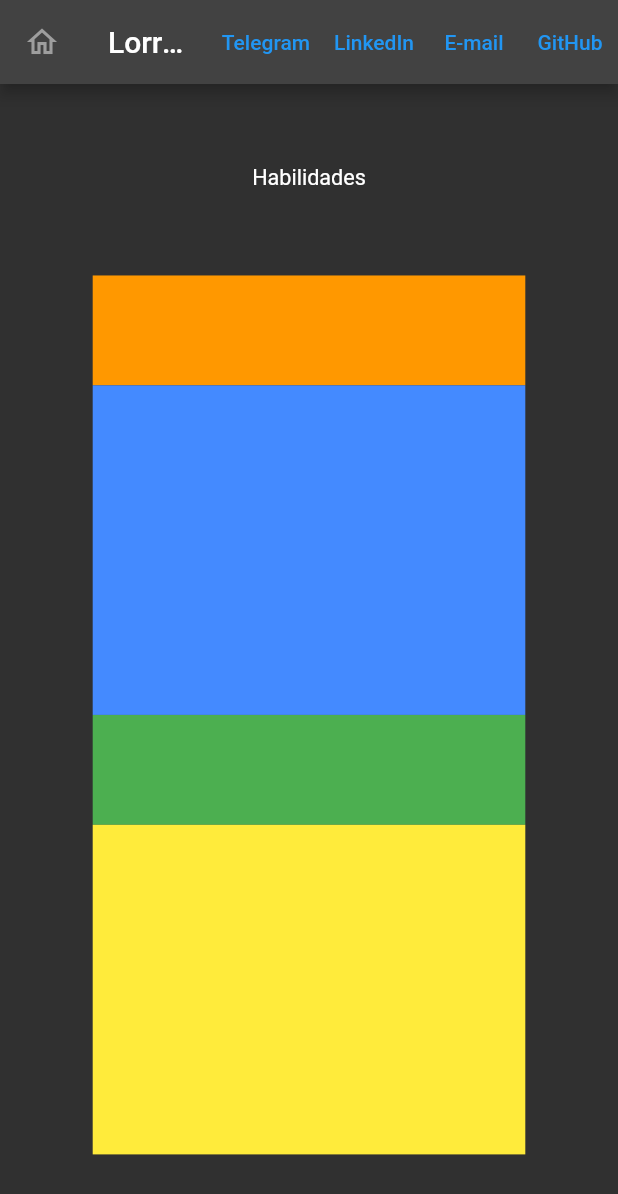
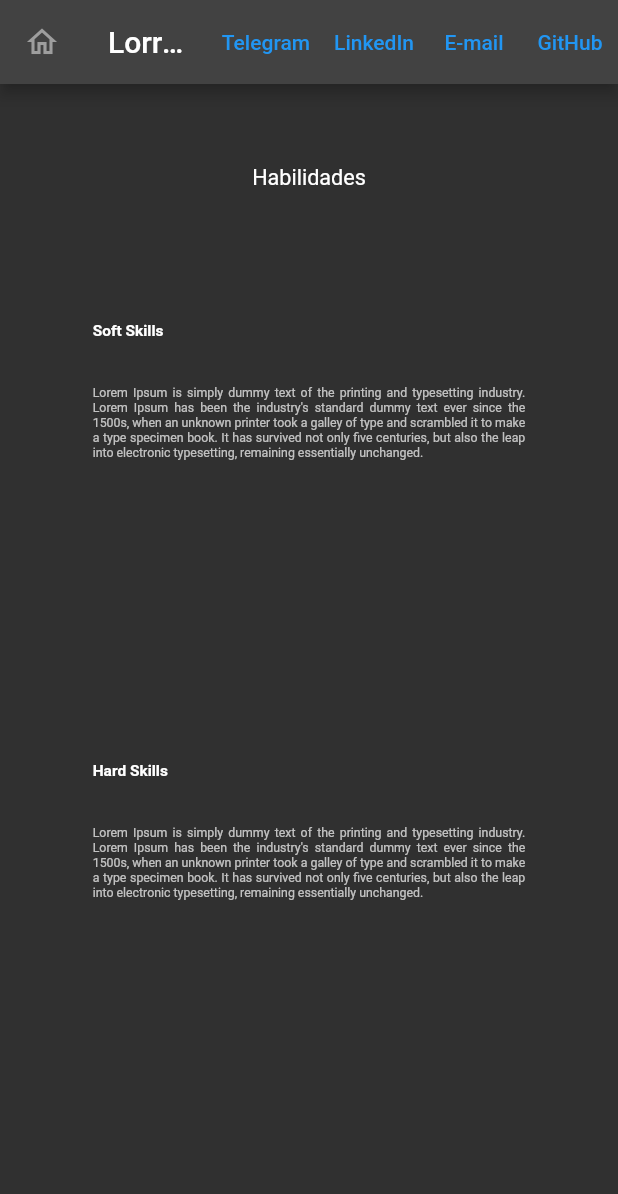
Before and after one commit to LoNobre/portifolio_web, a Flutter app: the screen it shows after launch, item 2 of the bottom bar chosen, on a phone screen of 412 x 824 dp. Shown: the top 1194 px of the screen. Run offline on Flutter 3.47's test engine with Material 2 defaults, Android fonts, the light colour scheme and no system bars; our stand-ins replace go_router.

Commit message:
Ajuste da tela de habilidades (skills)

```diff
--- a/lib/pages/skills.dart
+++ b/lib/pages/skills.dart
@@ -85,10 +85,66 @@ class _SkillsState extends State<Skills> {
                       ),
                     ),
                   ),
-                  Expanded(flex: 1, child: Container(color: Colors.orange,),),
-                  Expanded(flex: 3, child: Container(color: Colors.blueAccent,),),
-                  Expanded(flex: 1, child: Container(color: Colors.green,),),
-                  Expanded(flex: 3, child: Container(color: Colors.yellow,),),
+                  Expanded(flex: 1,
+                    child: Row(
+                      mainAxisAlignment: MainAxisAlignment.start,
+                      children: [
+                        Text('Soft Skills',
+                          textAlign: TextAlign.left,
+                          style: TextStyle(
+                            fontSize: size.width * 0.025,
+                            fontWeight: FontWeight.w600,
+                        ),
+                        ),
+                      ],
+                    ),
+                  ),
+                  Expanded(flex: 3, child: Container(
+                    child: Center(
+                      child: SizedBox(
+                        height: size.height * 0.5,
+                        width: size.width * 0.75,
+                        child: Text("Lorem Ipsum is simply dummy text of the printing and typesetting industry. Lorem Ipsum has been the industry's standard dummy text ever since the 1500s, when an unknown printer took a galley of type and scrambled it to make a type specimen book. It has survived not only five centuries, but also the leap into electronic typesetting, remaining essentially unchanged.",
+                          textAlign: TextAlign.justify,
+                          style: TextStyle(
+                            color: Colors.white70,
+                            fontSize: size.width * 0.02,
+                          ),
+                        ),
+                      ),
+                    ),
+                  ),
+                  ),
+                  Expanded(flex: 1,
+                    child: Row(
+                      mainAxisAlignment: MainAxisAlignment.start,
+                      children: [
+                        Text('Hard Skills',
+                          textAlign: TextAlign.left,
+                          style: TextStyle(
+                            fontSize: size.width * 0.025,
+                            fontWeight: FontWeight.w600,
+                          ),
+                        ),
+                      ],
+                    ),
+                  ),
+                  Expanded(flex: 3, child: Container(
+                    child: Center(
+                      child: SizedBox(
+                        height: size.height * 0.5,
+                        width: size.width * 0.75,
+                        child: Text("Lorem Ipsum is simply dummy text of the printing and typesetting industry. Lorem Ipsum has been the industry's standard dummy text ever since the 1500s, when an unknown printer took a galley of type and scrambled it to make a type specimen book. It has survived not only five centuries, but also the leap into electronic typesetting, remaining essentially unchanged.",
+                          textAlign: TextAlign.justify,
+                          style: TextStyle(
+                            color: Colors.white70,
+                            fontSize: size.width * 0.02,
+                          ),
+                        ),
+                      ),
+                    ),
+                  ),
+                  ),
                 ],
               ),
             ),
```
